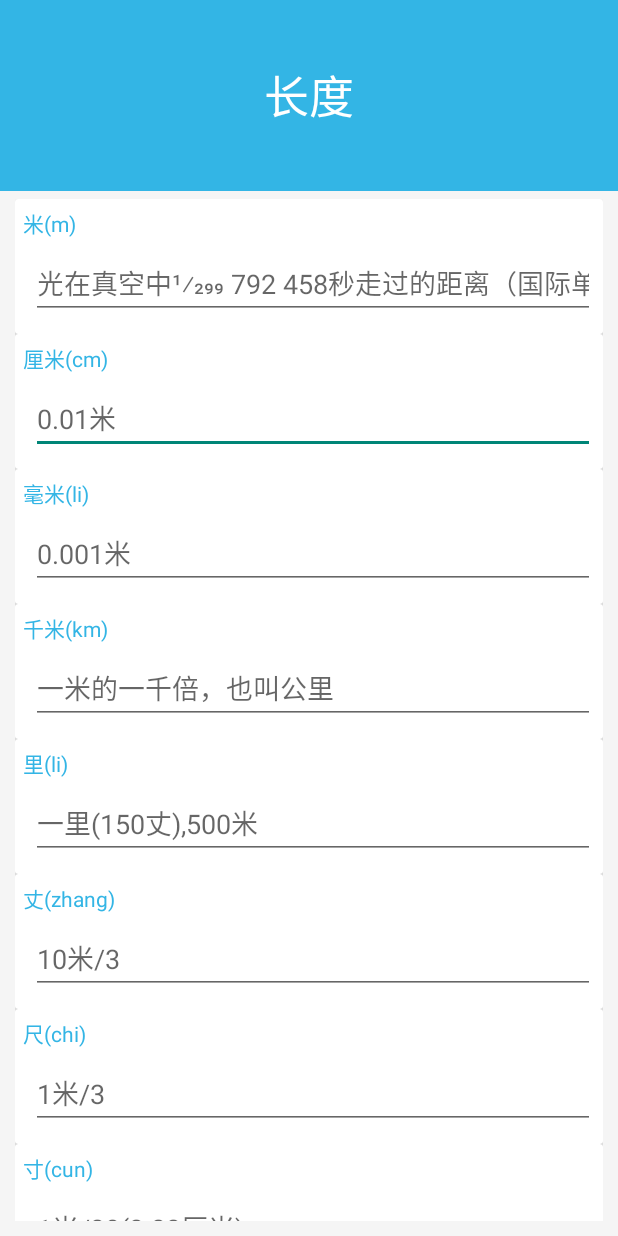
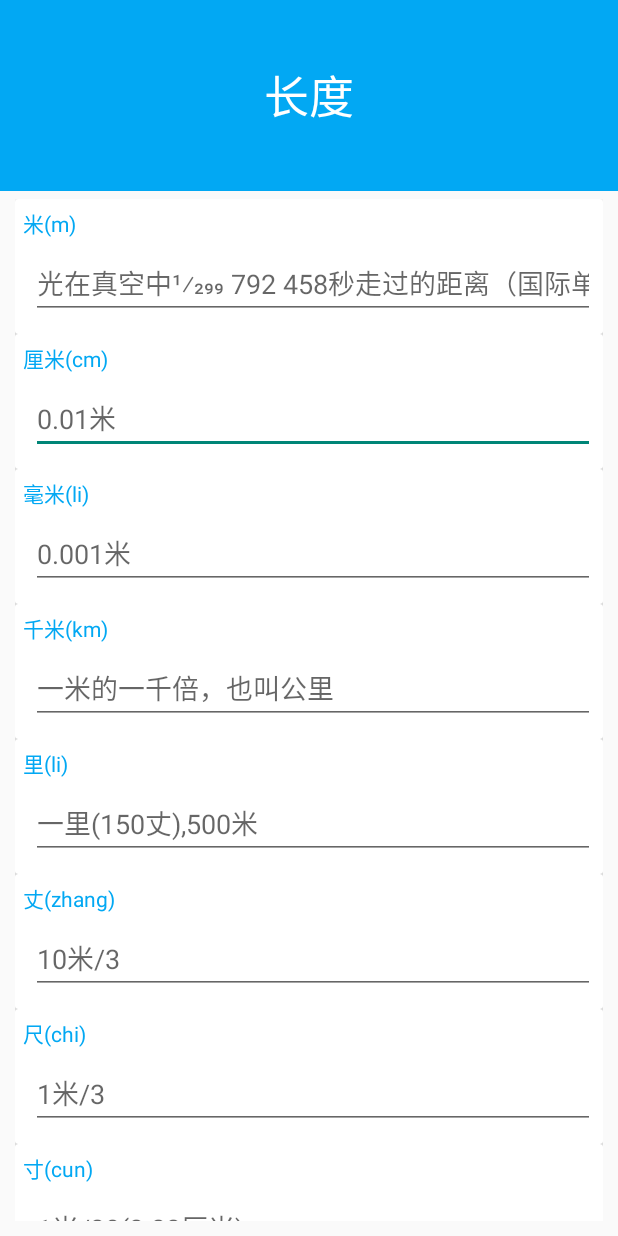
Before and after one commit to ctg168/MaterialSample, an Android app: the screen it shows after launch (MainActivity), on a phone screen of 412 x 824 dp. Run offline under Robolectric (Android 15) with nearby library versions, the phone set to English and light mode, and no system bars.

Commit message:
可通过代码修改StatusBar和NavigationBar的颜色，做到根据不同的换算内容，呈现出不同的主题。 关键是以下内容：
 Window window = getWindow();
 window.clearFlags(WindowManager.LayoutParams.FLAG_TRANSLUCENT_STATUS);
 window.addFlags(WindowManager.LayoutParams.FLAG_DRAWS_SYSTEM_BAR_BACKGROUNDS);
 window.setStatusBarColor(getResources().getColor(CurrentThemeColor));
 window.setNavigationBarColor(getResources().getColor(CurrentThemeColor));

```diff
--- a/app/src/main/java/com/terry/materialsample/MainActivity.java
+++ b/app/src/main/java/com/terry/materialsample/MainActivity.java
@@ -1,7 +1,6 @@
 package com.terry.materialsample;
 
-import android.graphics.Color;
-import android.net.Uri;
+import android.os.Build;
 import android.os.Bundle;
 import android.support.design.widget.NavigationView;
 import android.support.v4.widget.DrawerLayout;
@@ -9,10 +8,9 @@ import android.support.v7.app.AppCompatActivity;
 import android.view.Menu;
 import android.view.MenuItem;
 import android.view.View;
+import android.view.Window;
+import android.view.WindowManager;
 import android.widget.TextView;
-
-import java.math.BigDecimal;
-import java.math.RoundingMode;
 
 
 public class MainActivity extends AppCompatActivity implements HuanFragment.OnFragmentInteractionListener {
@@ -61,6 +59,9 @@ public class MainActivity extends AppCompatActivity implements HuanFragment.OnFr
             //titleArea.setBackgroundColor(getResources().getColor(R.color.md_amber_300));
             //huanFragment.LoadData();
 
+
+
+
         } else if (menuItem.getGroupId() == R.id.menu_group_dui) {
             findViewById(R.id.title_area).setBackgroundColor(getResources().getColor(R.color.md_deep_orange_600));
         }
@@ -91,6 +92,14 @@ public class MainActivity extends AppCompatActivity implements HuanFragment.OnFr
         CurrentThemeColor = sender.CurrentThemeColor;
 
         View titleArea = findViewById(R.id.title_area);
-        titleArea.setBackgroundColor(CurrentThemeColor);
+        titleArea.setBackgroundColor(getResources().getColor(CurrentThemeColor));
+
+        if (Build.VERSION.SDK_INT >= Build.VERSION_CODES.LOLLIPOP) {
+            Window window = getWindow();
+            window.clearFlags(WindowManager.LayoutParams.FLAG_TRANSLUCENT_STATUS);
+            window.addFlags(WindowManager.LayoutParams.FLAG_DRAWS_SYSTEM_BAR_BACKGROUNDS);
+            window.setStatusBarColor(getResources().getColor(CurrentThemeColor));
+            window.setNavigationBarColor(getResources().getColor(CurrentThemeColor));
+        }
     }
 }
--- a/app/src/main/res/values-v19/styles.xml
+++ b/app/src/main/res/values-v19/styles.xml
@@ -1,8 +1,4 @@
 <?xml version="1.0" encoding="utf-8"?>
 <resources>
-    <style name = "AppTheme" parent = "Base.AppTheme">
-        <!--这两句用于状态栏透明-->
-        <item name = "android:windowTranslucentStatus">true</item>
-        <item name = "android:windowTranslucentNavigation">false</item>
-    </style>
+
 </resources>
--- /dev/null
+++ b/app/src/main/res/values-v21/styles.xml
@@ -0,0 +1,15 @@
+<?xml version="1.0" encoding="utf-8"?>
+<resources>
+    <style name="AppTheme.NoActionBar">
+        <item name="windowActionBar">false</item>
+        <item name="windowNoTitle">true</item>
+        <item name="android:windowDrawsSystemBarBackgrounds">true</item>
+        <item name="android:statusBarColor">@android:color/transparent</item>
+    </style>
+
+    <style name="AppTheme" parent="@style/Theme.AppCompat.Light.NoActionBar">
+        <!-- Customize your theme here. -->
+        <item name="android:navigationBarColor">@color/colorPrimary</item>
+        <item name="android:statusBarColor">@color/colorPrimary</item>
+    </style>
+</resources>
```
Also changed, not shown: app/src/main/java/com/terry/materialsample/HuanFragment.java (+15 -13 lines), app/src/main/res/values/styles.xml (+10 -7 lines), 1 other file.
